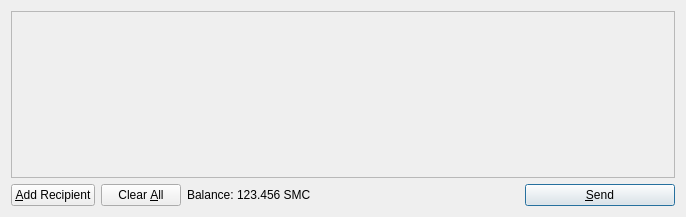
Qt form src/qt/forms/sendcoinsdialog.ui (djsubtronic/asscoin) before a commit.
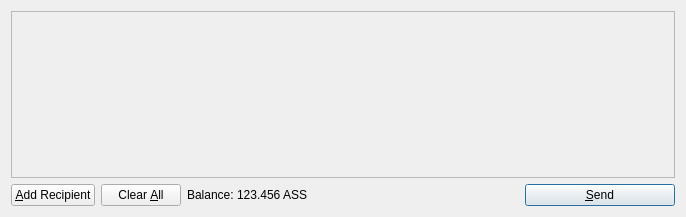
The same form after that commit. Icons and pictures are not drawn.

```diff
--- a/src/qt/forms/sendcoinsdialog.ui
+++ b/src/qt/forms/sendcoinsdialog.ui
@@ -119,7 +119,7 @@
           <cursorShape>IBeamCursor</cursorShape>
          </property>
          <property name="text">
-          <string>123.456 SMC</string>
+          <string>123.456 ASS</string>
          </property>
          <property name="textInteractionFlags">
           <set>Qt::LinksAccessibleByMouse|Qt::TextSelectableByKeyboard|Qt::TextSelectableByMouse</set>
```
